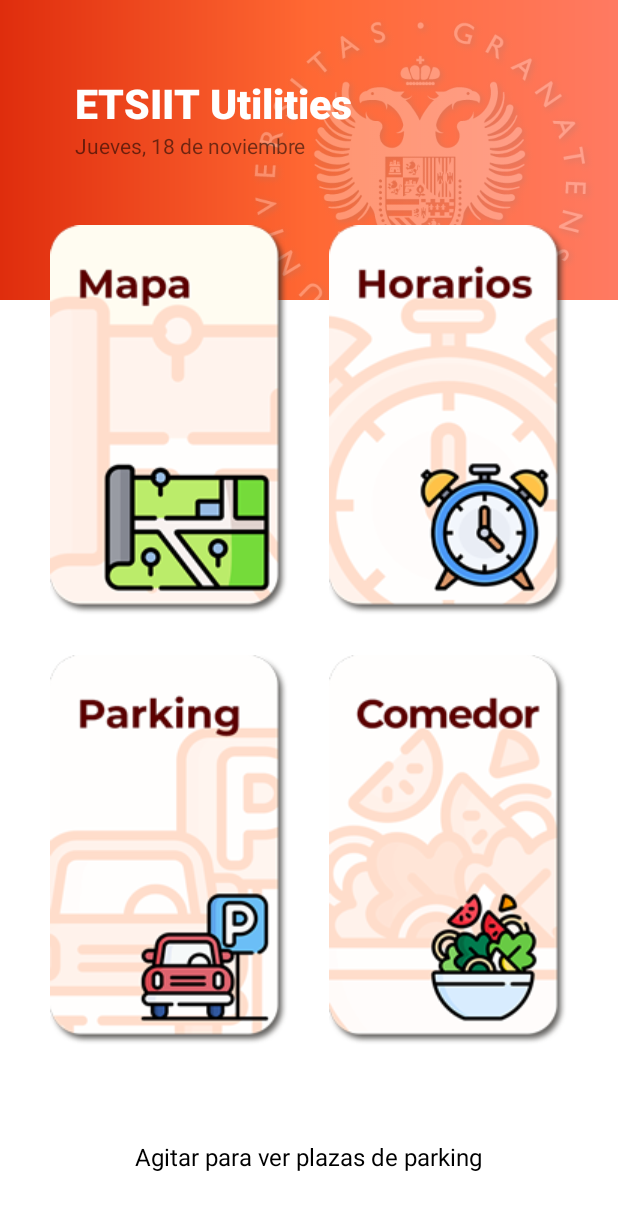
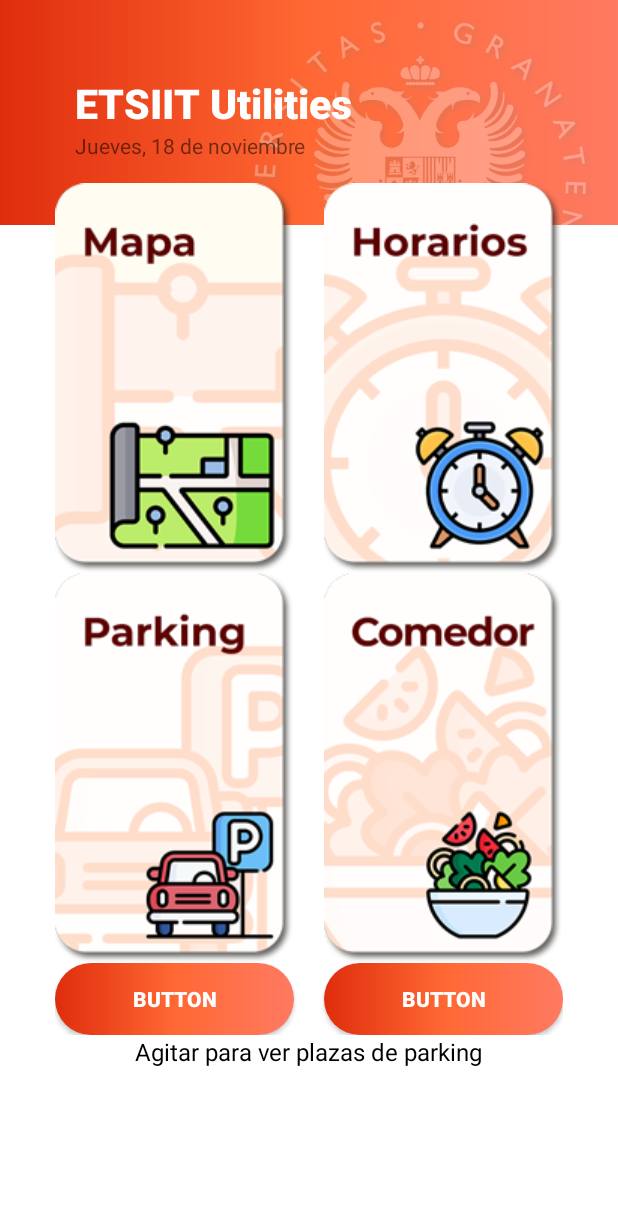
Before and after one commit to arkanto99/ETSIIT_Utilities, an Android app: the screen it shows after launch (MainActivity), on a phone screen of 412 x 824 dp. Shown: the top 1210 px of the screen. Run offline under Robolectric (Android 15) with nearby library versions, the phone set to English and light mode, and no system bars.

Commit message:
add new buttons

```diff
--- /dev/null
+++ b/app/src/main/res/drawable/boton_redondeado.xml
@@ -0,0 +1,17 @@
+<?xml version="1.0" encoding="utf-8"?>
+
+<!-- Creamos la forma que tendrá el degradado, en este caso un retangulo -->
+<shape xmlns:android="http://schemas.android.com/apk/res/android"
+    android:shape="rectangle">
+
+    <gradient
+        android:startColor="#FF7A62"
+        android:centerColor="#FF6833"
+        android:endColor="#DF2D0D"
+        android:angle="180"
+        />
+    <corners
+        android:radius="30dp"
+        />
+
+</shape>
--- a/app/src/main/res/layout/activity_main.xml
+++ b/app/src/main/res/layout/activity_main.xml
@@ -8,33 +8,36 @@
     tools:context=".MainActivity">
 
     <View
-        android:id="@+id/view"
+        android:id="@+id/top_bar_main"
         android:layout_width="0dp"
-        android:layout_height="200dp"
+        android:layout_height="150dp"
         android:background="@drawable/main_degradado"
         app:layout_constraintEnd_toEndOf="parent"
         app:layout_constraintStart_toStartOf="parent"
         app:layout_constraintTop_toTopOf="parent" />
 
     <ImageView
-        android:id="@+id/imageView6"
+        android:id="@+id/pajaro_main"
         android:layout_width="241dp"
         android:layout_height="229dp"
         android:layout_marginTop="10dp"
         android:layout_marginEnd="10dp"
         android:alpha="0.3"
+        android:contentDescription="image background"
         app:layout_constraintEnd_toEndOf="parent"
         app:layout_constraintTop_toTopOf="parent"
-        app:srcCompat="@drawable/pajaro" />
+        app:srcCompat="@drawable/pajaro"
+        tools:ignore="ImageContrastCheck" />
 
     <View
-        android:id="@+id/view2"
-        android:layout_width="wrap_content"
-        android:layout_height="wrap_content"
+        android:id="@+id/fondo_app_box"
+        android:layout_width="0dp"
+        android:layout_height="0dp"
         android:background="#FFFFFF"
+        app:layout_constraintBottom_toBottomOf="parent"
         app:layout_constraintEnd_toEndOf="parent"
         app:layout_constraintStart_toStartOf="parent"
-        app:layout_constraintTop_toBottomOf="@+id/view" />
+        app:layout_constraintTop_toBottomOf="@+id/top_bar_main" />
 
     <TextView
         android:id="@+id/textView"
@@ -59,56 +62,91 @@
         app:layout_constraintTop_toBottomOf="@+id/textView" />
 
     <LinearLayout
-        android:layout_width="0dp"
+        android:id="@+id/linearLayout3"
+        android:layout_width="wrap_content"
         android:layout_height="wrap_content"
-        android:layout_marginTop="30dp"
+        android:layout_marginTop="15dp"
         android:orientation="vertical"
         app:layout_constraintEnd_toEndOf="parent"
         app:layout_constraintStart_toStartOf="parent"
         app:layout_constraintTop_toBottomOf="@+id/textView3">
 
         <TableLayout
-            android:layout_width="match_parent"
+            android:layout_width="fill_parent"
             android:layout_height="wrap_content"
-            android:layout_marginBottom="50dp">
+            android:gravity="center_horizontal">
 
-            <TableRow android:gravity="center_horizontal">
+            <TableRow android:layout_width="wrap_content">
+
 
                 <ImageButton
                     android:id="@+id/boton_mapa"
-                    android:layout_margin="13dp"
+                    android:layout_marginRight="10dp"
                     android:background="#00FFFFFF"
                     android:onClick="goMap"
                     app:srcCompat="@drawable/mapa_button" />
 
-
                 <ImageButton
                     android:id="@+id/boton_horario"
-                    android:layout_margin="13dp"
+                    android:layout_width="wrap_content"
+                    android:layout_marginLeft="10dp"
                     android:background="#00FFFFFF"
                     android:onClick="goHorarios"
                     app:srcCompat="@drawable/horario_button" />
 
             </TableRow>
 
-            <TableRow android:gravity="center_horizontal">
+            <TableRow
+                android:layout_width="wrap_content"
+                android:gravity="center_horizontal">
 
                 <ImageButton
                     android:id="@+id/boton_parking"
-                    android:layout_margin="13dp"
+                    android:layout_width="wrap_content"
+                    android:layout_marginRight="10dp"
                     android:background="#00FFFFFF"
                     android:onClick="goParking"
                     app:srcCompat="@drawable/parking_button" />
 
                 <ImageButton
                     android:id="@+id/boton_comedor"
-                    android:layout_margin="13dp"
+                    android:layout_width="wrap_content"
+                    android:layout_marginLeft="10dp"
                     android:background="#00FFFFFF"
                     android:onClick="goComedor"
                     app:srcCompat="@drawable/comedor_button" />
 
             </TableRow>
+
+            <TableRow
+                android:layout_width="match_parent"
+                android:layout_height="match_parent">
+
+                <Button
+                    android:id="@+id/button_bottom_left"
+                    android:layout_width="wrap_content"
+                    android:layout_height="wrap_content"
+                    android:layout_marginRight="10dp"
+                    android:background="@drawable/boton_redondeado"
+                    android:fontFamily="sans-serif-black"
+                    android:text="Button"
+                    android:textColor="@color/white" />
+
+                <Button
+                    android:id="@+id/button_bottom_right"
+                    android:layout_width="wrap_content"
+                    android:layout_height="wrap_content"
+                    android:layout_marginLeft="10dp"
+                    android:background="@drawable/boton_redondeado"
+                    android:fontFamily="sans-serif-black"
+                    android:text="Button"
+                    android:textColor="@color/white" />
+
+            </TableRow>
+
         </TableLayout>
+
+    </LinearLayout>
 
     <TextView
         android:layout_width="wrap_content"
@@ -117,13 +155,9 @@
         android:text="@string/agitar"
         android:textColor="@color/design_default_color_on_secondary"
         android:textSize="16sp"
-            app:layout_constraintBottom_toBottomOf="parent"
-            app:layout_constraintHorizontal_bias="0.528"
-            app:layout_constraintLeft_toLeftOf="parent"
-            app:layout_constraintRight_toRightOf="parent"
-            app:layout_constraintTop_toTopOf="parent"
-            app:layout_constraintVertical_bias="0.125" />
-    </LinearLayout>
+        app:layout_constraintEnd_toEndOf="parent"
+        app:layout_constraintStart_toStartOf="parent"
+        app:layout_constraintTop_toBottomOf="@+id/linearLayout3" />
 
 
 </androidx.constraintlayout.widget.ConstraintLayout>
```
Lines whose indentation alone changed are shown as unchanged.
